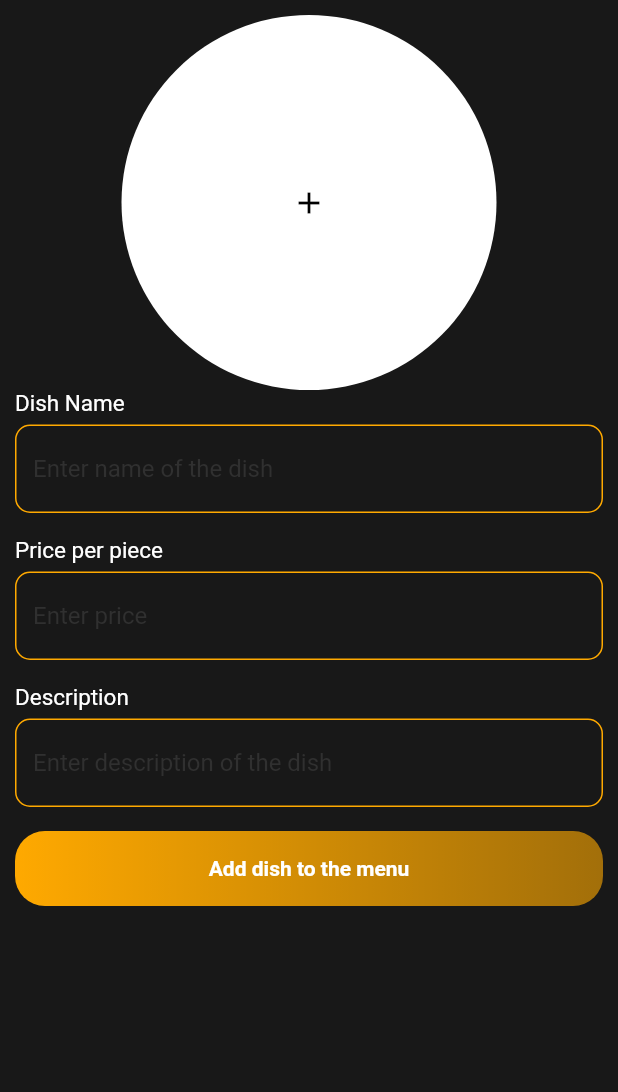
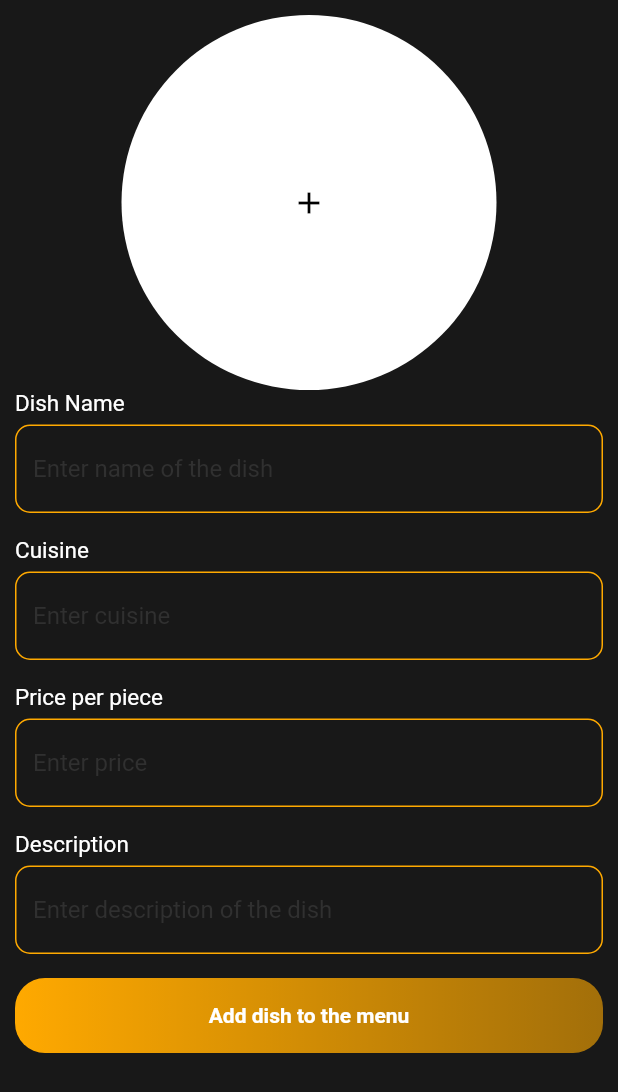
Before and after one commit to jaggadas/annapurna, a Flutter app: the AddDishesSell screen opened directly, on a phone screen of 412 x 824 dp. Shown: the top 1092 px of the screen. Run offline on Flutter 3.47's test engine with Material 2 defaults, Android fonts, the phone set to English and light mode, and no system bars; our stand-ins replace carousel_slider, cloud_firestore, firebase_auth, firebase_core, firebase_storage, flutter_svg and 4 more; accounts and stored records are empty.

Commit message:
added dishes to firebase

```diff
--- a/lib/screens/AddDishesSell.dart
+++ b/lib/screens/AddDishesSell.dart
@@ -1,6 +1,7 @@
 import 'dart:io';
 
 import 'package:annapurna/utils/colors.dart';
+import 'package:annapurna/utils/firebase.dart';
 import 'package:flutter/material.dart';
 import 'package:image_picker/image_picker.dart';
 
@@ -21,11 +22,14 @@ class _AddDishesSellState extends State<AddDishesSell> {
   var nameController = TextEditingController();
   var priceController = TextEditingController();
   var descriptionController = TextEditingController();
+  var cuisineController = TextEditingController();
+
   File? imageFile=null;
   resetState(){
     nameController.text="";
     priceController.text="";
     descriptionController.text="";
+    cuisineController.text="";
     imageFile=null;
     setState(() {
 
@@ -79,6 +83,18 @@ class _AddDishesSellState extends State<AddDishesSell> {
                   ),
                 ),
               ),
+                Text('Cuisine',style: TextStyle(color: Colors.white,fontSize: 15),),
+                SizedBox(height: 5,),
+                Container(height: textFieldHeight,width: MediaQuery.of(context).size.width,
+                  child: TextFormField(style: getTextFieldStyle(),
+                    controller: cuisineController,
+                    validator: validateNotEmptyString,
+                    decoration: getInputDecoration(
+                      "Enter cuisine",
+
+                    ),
+                  ),
+                ),
 
               Text('Price per piece',style: TextStyle(color: Colors.white,fontSize: 15),),
               SizedBox(height: 5,),
@@ -114,7 +130,10 @@ class _AddDishesSellState extends State<AddDishesSell> {
                   if(imageFile==null){
                     FlutterToastService().showToast("Please add image");
                   }else{
-                      resetState();
+                    print("HELLO");
+
+                      await AuthService().addDish(nameController.text, priceController.text, descriptionController.text, imageFile!,cuisineController.text);
+                    resetState();
                   }
 
 
--- a/lib/utils/firebase.dart
+++ b/lib/utils/firebase.dart
@@ -11,8 +11,8 @@ import '../screens/NameScreen.dart';
 import 'dart:io';
 
 
-class AuthService{
-  var kUsers='users';
+class AuthService {
+  var kUsers = 'users';
   var auth = FirebaseAuth.instance;
   String kRegisteredUser = "registered_user";
   String kName = 'name';
@@ -20,18 +20,25 @@ class AuthService{
   String kAddress = 'address';
   String kLocality = 'locality';
   String kCity = 'city';
-  String kPincode='pincode';
+  String kPincode = 'pincode';
   String kState = 'state';
+  String kDishes = 'dishes';
+  String kUserId = 'user_id';
+  String kPrice = 'price';
+  String kDescription = 'description';
+  String kCuisine = 'cuisine';
+  String kImage = 'image';
 
- var firestore = FirebaseFirestore.instance;
+  var firestore = FirebaseFirestore.instance;
   var firestore1 = FirebaseFirestore.instance;
-  signIn(AuthCredential authCredential,context)async{
-    try{
+
+  signIn(AuthCredential authCredential, context) async {
+    try {
       await FirebaseAuth.instance.signInWithCredential(authCredential);
       showNameScreen(context);
       // Navigator.pushNamed(context, Interstitial.id);
     }
-    catch(e){
+    catch (e) {
       //   Fluttertoast.showToast(
       //       msg: "$e",
       //       toastLength: Toast.LENGTH_SHORT,
@@ -41,79 +48,107 @@ class AuthService{
       //       textColor: Colors.white,
       //       fontSize: 16.0);
     }
+  }
 
-  }
-  signInWithOTP(smsCode, verId,BuildContext context) {
-    try{
+  signInWithOTP(smsCode, verId, BuildContext context) {
+    try {
       AuthCredential authCreds = PhoneAuthProvider.credential(
           verificationId: verId, smsCode: smsCode);
-      signIn(authCreds,context);}
-    catch(e){
+      signIn(authCreds, context);
+    }
+    catch (e) {
       print(e);
     }
   }
-  signOut(BuildContext context)async{
+
+  signOut(BuildContext context) async {
     try {
       await auth.signOut();
       Navigator.pushNamed(context, LoginPage.id);
     }
-    catch(e){
+    catch (e) {
       print(e);
     }
   }
-  isUserRegistered()async{
-    final CollectionReference collectionRef = FirebaseFirestore.instance.collection(kRegisteredUser);
-    final DocumentSnapshot documentSnapshot = await collectionRef.doc(auth.currentUser?.uid).get();
+
+  isUserRegistered() async {
+    final CollectionReference collectionRef = FirebaseFirestore.instance
+        .collection(kRegisteredUser);
+    final DocumentSnapshot documentSnapshot = await collectionRef.doc(
+        auth.currentUser?.uid).get();
     if (documentSnapshot.exists) {
       // do something with the document data
       return true;
     }
     return false;
   }
-  registerUserForSelling(String name, String email,String address, String locality, String city, String pincode, String state)async{
-    try{
-      await firestore.collection(kRegisteredUser).doc(auth.currentUser?.uid).set({
-        kName:name,kEmail:email,kAddress:email,kLocality:locality,kCity:city,kPincode:pincode,kState:state
+
+  registerUserForSelling(String name, String email, String address,
+      String locality, String city, String pincode, String state) async {
+    try {
+      await firestore.collection(kRegisteredUser)
+          .doc(auth.currentUser?.uid)
+          .set({
+        kName: name,
+        kEmail: email,
+        kAddress: email,
+        kLocality: locality,
+        kCity: city,
+        kPincode: pincode,
+        kState: state
       });
-    }catch(e){
+    } catch (e) {
       print(e);
     }
   }
 
-  showNameScreen(BuildContext context) async{
-    final CollectionReference collectionRef = FirebaseFirestore.instance.collection(kUsers);
-    final DocumentSnapshot documentSnapshot = await collectionRef.doc(auth.currentUser?.uid).get();
+  showNameScreen(BuildContext context) async {
+    final CollectionReference collectionRef = FirebaseFirestore.instance
+        .collection(kUsers);
+    final DocumentSnapshot documentSnapshot = await collectionRef.doc(
+        auth.currentUser?.uid).get();
     if (documentSnapshot.exists) {
       Navigator.pushNamed(context, HomePage.id);
       print('exists');
     }
-    else
-      {
-        Navigator.pushNamed(context, NameScreen.id);
-        print('does not exist');
-      }
+    else {
+      Navigator.pushNamed(context, NameScreen.id);
+      print('does not exist');
+    }
   }
 
-  addName(String name) async{
+  addName(String name) async {
     await firestore1.collection(kUsers).doc(auth.currentUser?.uid).set(
         {
           "name": name,
         });
   }
-  addDish(String image, String price, String description,File imageFile){
+
+  addDish(String name, String price, String description, File imageFile, String cuisine) {
     String fileName = imageFile.path;
-    Reference firebaseStorageRef =
-    FirebaseStorage.instance.ref().child('uploads/$fileName');
-    UploadTask uploadTask = firebaseStorageRef.putFile(imageFile);
-    uploadTask.then((res) {
-      res.ref.getDownloadURL().then((value) async{
 
-          await firestore.collection(kUsers).doc(auth.currentUser?.uid).update({kImage1: value});
+    try {
+      Reference firebaseStorageRef = FirebaseStorage.instance.ref().child(
+          'uploads/$fileName');
 
-
+      UploadTask uploadTask = firebaseStorageRef.putFile(imageFile);
+      uploadTask.then((res) {
+        res.ref.getDownloadURL().then((value) async {
+          try{await firestore.collection(kDishes).doc().set({
+            kUserId: auth.currentUser?.uid,
+            kName: name,
+            kCuisine:cuisine,
+            kPrice: price,
+            kDescription: description,
+            kImage: value
+          });
+        }catch(e){
+            print(e);
+          }
+        });
       });
-    });
+    } catch (e) {
+      print(e);
+    }
   }
-
-
 }
```
